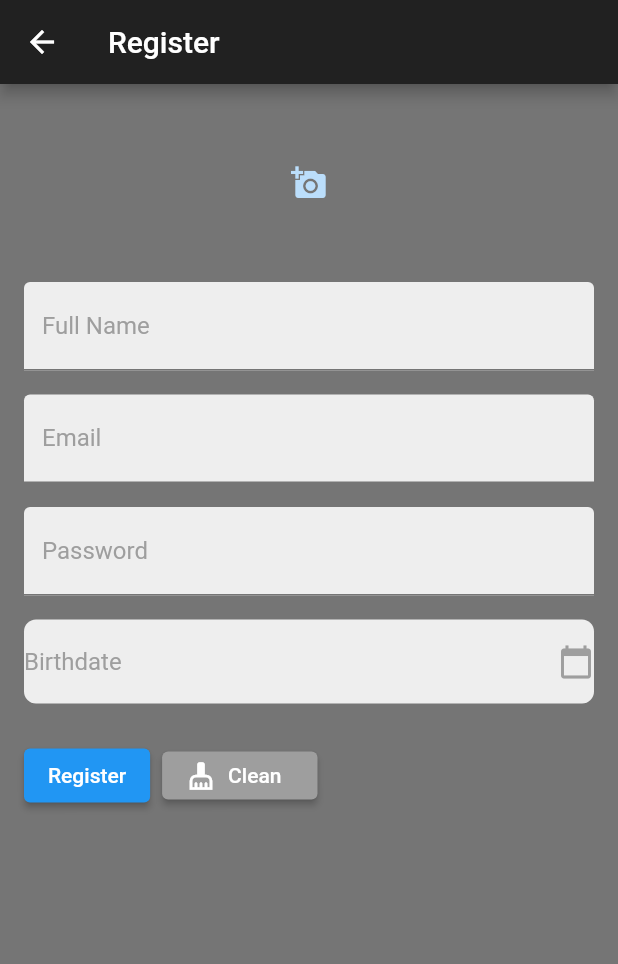
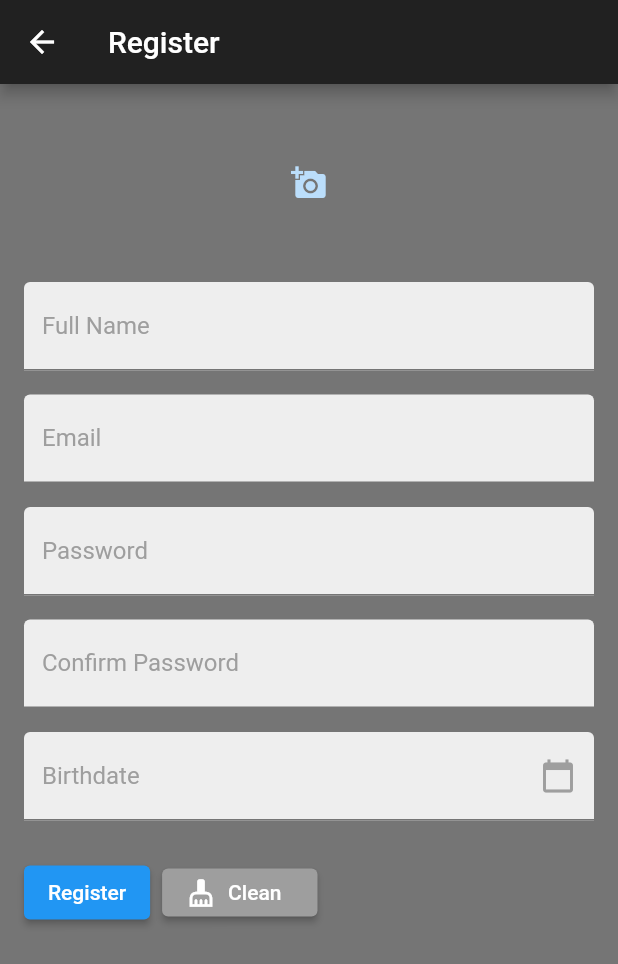
Before and after one commit to Thongek-wpm/flutter_chatgpt_application, a Flutter app: the screen it shows after launch, after a tap on "Login", after a tap on "Clean", after a tap on "REGISTER", on a phone screen of 412 x 824 dp. Shown: the top 964 px of the screen. Run offline on Flutter 3.47's test engine with Material 2 defaults, Android fonts, the phone set to English and light mode, and no system bars; our stand-ins replace image_picker.

Commit message:
registerscreen

```diff
--- a/lib/screens/loginscreen.dart
+++ b/lib/screens/loginscreen.dart
@@ -1,3 +1,5 @@
+// ignore_for_file: library_private_types_in_public_api
+
 import 'package:flutter/material.dart';
 import 'package:flutter_chatgpt_application/screens/registerscreen.dart';
 
@@ -23,7 +25,6 @@ class _LoginScreenState extends State<LoginScreen> {
   void _login() {
     if (_formKey.currentState!.validate()) {
       // ดำเนินการเมื่อปุ่ม Login ถูกกด
-      print('Login successful');
     }
   }
 
@@ -45,8 +46,8 @@ class _LoginScreenState extends State<LoginScreen> {
                 height: 80.0,
               ),
             ),
-            SizedBox(height: 10.0),
-            Text(
+            const SizedBox(height: 10.0),
+            const Text(
               'Welcome to ChatGPT',
               style: TextStyle(
                 color: Colors.white,
@@ -54,15 +55,15 @@ class _LoginScreenState extends State<LoginScreen> {
                 fontWeight: FontWeight.bold,
               ),
             ),
-            SizedBox(height: 20.0),
+            const SizedBox(height: 20.0),
             Form(
               key: _formKey,
               child: Column(
                 children: [
                   Padding(
-                    padding: EdgeInsets.symmetric(horizontal: 35.0),
+                    padding: const EdgeInsets.symmetric(horizontal: 35.0),
                     child: TextFormField(
-                      decoration: InputDecoration(
+                      decoration: const InputDecoration(
                         labelText: 'E-mail',
                         labelStyle: TextStyle(fontSize: 16.0),
                         filled: true,
@@ -83,11 +84,11 @@ class _LoginScreenState extends State<LoginScreen> {
                       },
                     ),
                   ),
-                  SizedBox(height: 10.0),
+                  const SizedBox(height: 10.0),
                   Padding(
-                    padding: EdgeInsets.symmetric(horizontal: 35.0),
+                    padding: const EdgeInsets.symmetric(horizontal: 35.0),
                     child: TextFormField(
-                      decoration: InputDecoration(
+                      decoration: const InputDecoration(
                         labelText: 'Password',
                         labelStyle: TextStyle(fontSize: 16.0),
                         filled: true,
@@ -109,49 +110,49 @@ class _LoginScreenState extends State<LoginScreen> {
                       },
                     ),
                   ),
-                  SizedBox(height: 5.0),
+                  const SizedBox(height: 5.0),
                   Row(
                     mainAxisAlignment: MainAxisAlignment.center,
                     children: [
                       ElevatedButton(
                         style: ButtonStyle(
                           minimumSize:
-                              MaterialStateProperty.all(Size(30.0, 30.0)),
+                              MaterialStateProperty.all(const Size(30.0, 30.0)),
                           backgroundColor: MaterialStateProperty.all(
                             Colors.greenAccent.shade700,
                           ),
                         ),
-                        child: Row(
+                        onPressed: _login,
+                        child: const Row(
                           children: [
                             Icon(
                               Icons.login,
                               size: 20,
                             ),
                             Padding(
-                              padding: const EdgeInsets.all(8.0),
+                              padding: EdgeInsets.all(8.0),
                               child: Text('Login'),
                             ),
                           ],
                         ),
-                        onPressed: _login,
                       ),
                       Padding(
                         padding: const EdgeInsets.all(8.0),
                         child: ElevatedButton(
                           style: ButtonStyle(
                             minimumSize:
-                                MaterialStateProperty.all(Size(30.0, 30.0)),
+                                MaterialStateProperty.all(const Size(30.0, 30.0)),
                             backgroundColor:
                                 MaterialStateProperty.all(Colors.grey),
                           ),
-                          child: Row(
+                          child: const Row(
                             children: [
                               Icon(
                                 Icons.cleaning_services,
                                 size: 20,
                               ),
                               Padding(
-                                padding: const EdgeInsets.all(8.0),
+                                padding: EdgeInsets.all(8.0),
                                 child: Text('Clean'),
                               ),
                             ],
@@ -165,14 +166,14 @@ class _LoginScreenState extends State<LoginScreen> {
                             showDialog(
                               context: context,
                               builder: (context) => AlertDialog(
-                                title: Text('Clean Pressed'),
-                                content: Text('Form data has been cleared.'),
+                                title: const Text('Clean Pressed'),
+                                content: const Text('Form data has been cleared.'),
                                 actions: [
                                   ElevatedButton(
                                     onPressed: () {
                                       Navigator.of(context).pop();
                                     },
-                                    child: Text('OK'),
+                                    child: const Text('OK'),
                                   ),
                                 ],
                               ),
@@ -191,7 +192,7 @@ class _LoginScreenState extends State<LoginScreen> {
                 Row(
                   mainAxisAlignment: MainAxisAlignment.center,
                   children: [
-                    Text(
+                    const Text(
                       'If you don\'t have an account yet:',
                       style: TextStyle(
                         fontWeight: FontWeight.bold,
@@ -208,7 +209,7 @@ class _LoginScreenState extends State<LoginScreen> {
                           ),
                         );
                       },
-                      child: Text(
+                      child: const Text(
                         'REGISTER',
                         style: TextStyle(
                           fontWeight: FontWeight.bold,
@@ -219,8 +220,8 @@ class _LoginScreenState extends State<LoginScreen> {
                 )
               ],
             ),
-            SizedBox(height: 10.0),
-            Text(
+            const SizedBox(height: 10.0),
+            const Text(
               'Or sign in with:',
               style: TextStyle(
                 color: Colors.white,
@@ -229,23 +230,23 @@ class _LoginScreenState extends State<LoginScreen> {
             ),
             ElevatedButton(
               style: ButtonStyle(
-                minimumSize: MaterialStateProperty.all(Size(200.0, 40.0)),
+                minimumSize: MaterialStateProperty.all(const Size(200.0, 40.0)),
                 backgroundColor: MaterialStateProperty.all(Colors.red),
               ),
-              child: Text('sign in with Google'),
+              child: const Text('sign in with Google'),
               onPressed: () {
                 // ดำเนินการเมื่อปุ่ม Google ถูกกด
               },
             ),
-            SizedBox(height: 5.0),
+            const SizedBox(height: 5.0),
             ElevatedButton(
               style: ButtonStyle(
-                minimumSize: MaterialStateProperty.all(Size(200.0, 40.0)),
+                minimumSize: MaterialStateProperty.all(const Size(200.0, 40.0)),
                 backgroundColor: MaterialStateProperty.all(
                   Colors.blue.shade800,
                 ),
               ),
-              child: Text('sign in with Facebook'),
+              child: const Text('sign in with Facebook'),
               onPressed: () {
                 // ดำเนินการเมื่อปุ่ม Facebook ถูกกด
               },
--- a/lib/screens/registerscreen.dart
+++ b/lib/screens/registerscreen.dart
@@ -15,6 +15,7 @@ class _RegisterScreenState extends State<RegisterScreen> {
   TextEditingController _firstNameController = TextEditingController();
   TextEditingController _emailController = TextEditingController();
   TextEditingController _passwordController = TextEditingController();
+  TextEditingController _confirmPasswordController = TextEditingController();
   TextEditingController _birthdateController = TextEditingController();
 
   Future getImage(ImageSource source) async {
@@ -54,12 +55,14 @@ class _RegisterScreenState extends State<RegisterScreen> {
   Widget build(BuildContext context) {
     return Scaffold(
       appBar: AppBar(
-        title: Text('Register'),
+        title: const Text('Register'),
         backgroundColor: Theme.of(context).primaryColor,
       ),
       backgroundColor: Theme.of(context).hintColor,
       body: SingleChildScrollView(
-        padding: EdgeInsets.all(16.0),
+        padding: const EdgeInsets.all(16.0),
+        child: Form(
+          key: _formKey,
           child: Column(
             children: [
               GestureDetector(
@@ -68,20 +71,20 @@ class _RegisterScreenState extends State<RegisterScreen> {
                     context: context,
                     builder: (BuildContext context) {
                       return AlertDialog(
-                      title: Text('Select Image'),
+                        title: const Text('Select Image'),
                         content: SingleChildScrollView(
                           child: ListBody(
                             children: <Widget>[
                               GestureDetector(
-                              child: Text('Gallery'),
+                                child: const Text('Gallery'),
                                 onTap: () {
                                   Navigator.of(context).pop();
                                   getImage(ImageSource.gallery);
                                 },
                               ),
-                            SizedBox(height: 16.0),
+                              const SizedBox(height: 16.0),
                               GestureDetector(
-                              child: Text('Camera'),
+                                child: const Text('Camera'),
                                 onTap: () {
                                   Navigator.of(context).pop();
                                   takePicture();
@@ -97,11 +100,11 @@ class _RegisterScreenState extends State<RegisterScreen> {
                 child: CircleAvatar(
                   radius: 50,
                   backgroundImage: _image != null ? FileImage(_image!) : null,
-                child: _image == null ? Icon(Icons.add_a_photo) : null,
+                  child: _image == null ? const Icon(Icons.add_a_photo) : null,
                   backgroundColor: Colors.transparent,
                 ),
               ),
-            SizedBox(height: 16.0),
+              const SizedBox(height: 16.0),
               SizedBox(
                 width: double.infinity,
                 child: TextFormField(
@@ -110,11 +113,11 @@ class _RegisterScreenState extends State<RegisterScreen> {
                     labelText: 'Full Name',
                     filled: true,
                     fillColor: Colors.grey[200],
-                  labelStyle: TextStyle(color: Colors.grey),
+                    labelStyle: const TextStyle(color: Colors.grey),
                   ),
                 ),
               ),
-            SizedBox(height: 16.0),
+              const SizedBox(height: 16.0),
               SizedBox(
                 width: double.infinity,
                 child: TextFormField(
@@ -123,7 +126,7 @@ class _RegisterScreenState extends State<RegisterScreen> {
                     labelText: 'Email',
                     filled: true,
                     fillColor: Colors.grey[200],
-                  labelStyle: TextStyle(color: Colors.grey),
+                    labelStyle: const TextStyle(color: Colors.grey),
                   ),
                 ),
               ),
@@ -137,12 +140,45 @@ class _RegisterScreenState extends State<RegisterScreen> {
                     labelText: 'Password',
                     filled: true,
                     fillColor: Colors.grey[200],
-                  labelStyle: TextStyle(color: Colors.grey),
+                    labelStyle: const TextStyle(color: Colors.grey),
                   ),
+                  validator: (value) {
+                    if (value != _confirmPasswordController.text) {
+                      return 'Passwords do not match';
+                    }
+                    return null;
+                  },
                 ),
               ),
               SizedBox(height: 16.0),
-            GestureDetector(
+              SizedBox(
+                width: double.infinity,
+                child: TextFormField(
+                  controller: _confirmPasswordController,
+                  obscureText: true,
+                  decoration: InputDecoration(
+                    labelText: 'Confirm Password',
+                    filled: true,
+                    fillColor: Colors.grey[200],
+                    labelStyle: const TextStyle(color: Colors.grey),
+                  ),
+                  onChanged: (value) {
+                    if (_passwordController.text != value) {
+                      setState(() {
+                        _formKey.currentState!.validate();
+                      });
+                    }
+                  },
+                  validator: (value) {
+                    if (value != _passwordController.text) {
+                      return 'Passwords do not match';
+                    }
+                    return null;
+                  },
+                ),
+              ),
+              const SizedBox(height: 16.0),
+              TextFormField(
                 onTap: () async {
                   DateTime? selectedDate = await showDatePicker(
                     context: context,
@@ -158,36 +194,39 @@ class _RegisterScreenState extends State<RegisterScreen> {
                     });
                   }
                 },
-              child: Container(
-                width: double.infinity,
-                padding: EdgeInsets.symmetric(vertical: 16.0),
-                decoration: BoxDecoration(
-                  color: Colors.grey[200],
-                  borderRadius: BorderRadius.circular(8.0),
+                controller: _birthdateController,
+                decoration: InputDecoration(
+                  labelText: 'Birthdate',
+                  filled: true,
+                  fillColor: Colors.grey[200],
+                  labelStyle: const TextStyle(
+                    fontSize: 16.0,
+                    color: Colors.grey,
                   ),
-                child: Row(
-                  mainAxisAlignment: MainAxisAlignment.spaceBetween,
-                  children: [
-                    SizedBox(
-                      width: MediaQuery.of(context).size.width -
-                          100, // ปรับขนาดของ SizedBox เพื่อให้ Text ห่างจาก Icon
-                      child: Text(
-                        'Birthdate',
-                        style: TextStyle(
-                          fontSize: 16.0,
+                  suffixIcon: GestureDetector(
+                    onTap: () async {
+                      DateTime? selectedDate = await showDatePicker(
+                        context: context,
+                        initialDate: DateTime.now(),
+                        firstDate: DateTime.now(),
+                        lastDate: DateTime.now(),
+                      );
+
+                      if (selectedDate != null) {
+                        setState(() {
+                          _birthdateController.text =
+                              selectedDate.toString().split(' ')[0];
+                        });
+                      }
+                    },
+                    child: const Icon(
+                      Icons.calendar_today,
                       color: Colors.grey,
                     ),
                   ),
                 ),
-                    Icon(
-                      Icons.calendar_today,
-                      color: Colors.grey,
               ),
-                  ],
-                ),
-              ),
-            ),
-            SizedBox(height: 16.0),
+              const SizedBox(height: 16.0),
               SizedBox(
                 width: double.infinity,
                 child: Row(
@@ -195,6 +234,7 @@ class _RegisterScreenState extends State<RegisterScreen> {
                   children: [
                     ElevatedButton(
                       onPressed: () {
+                        if (_formKey.currentState!.validate()) {
                           // Perform registration logic here
                           String firstName = _firstNameController.text;
                           String email = _emailController.text;
@@ -208,25 +248,46 @@ class _RegisterScreenState extends State<RegisterScreen> {
                           _emailController.clear();
                           _passwordController.clear();
                           _birthdateController.clear();
+                          _confirmPasswordController.clear();
+                          _image = null;
+
+                          showDialog(
+                            context: context,
+                            builder: (context) => AlertDialog(
+                              title: const Text('Registration Successful'),
+                              content: const Text(
+                                  'You have successfully registered.'),
+                              actions: [
+                                ElevatedButton(
+                                  onPressed: () {
+                                    Navigator.of(context).pop();
                                   },
-                    child: Text('Register'),
+                                  child: const Text('OK'),
+                                ),
+                              ],
+                            ),
+                          );
+                        }
+                      },
+                      child: const Text('Register'),
                     ),
                     Padding(
                       padding: const EdgeInsets.all(8.0),
                       child: ElevatedButton(
                         style: ButtonStyle(
                           minimumSize:
-                            MaterialStateProperty.all(Size(30.0, 30.0)),
-                        backgroundColor: MaterialStateProperty.all(Colors.grey),
+                              MaterialStateProperty.all(const Size(30.0, 30.0)),
+                          backgroundColor:
+                              MaterialStateProperty.all(Colors.grey),
                         ),
-                      child: Row(
+                        child: const Row(
                           children: [
                             Icon(
                               Icons.cleaning_services,
                               size: 20,
                             ),
                             Padding(
-                            padding: const EdgeInsets.all(8.0),
+                              padding: EdgeInsets.all(8.0),
                               child: Text('Clean'),
                             ),
                           ],
@@ -240,19 +301,22 @@ class _RegisterScreenState extends State<RegisterScreen> {
                             _emailController.clear();
                             _passwordController.clear();
                             _birthdateController.clear();
+                            _confirmPasswordController.clear();
+                            _image = null;
                           });
 
                           showDialog(
                             context: context,
                             builder: (context) => AlertDialog(
-                            title: Text('Clean Pressed'),
-                            content: Text('Form data has been cleared.'),
+                              title: const Text('Clean Pressed'),
+                              content:
+                                  const Text('Form data has been cleared.'),
                               actions: [
                                 ElevatedButton(
                                   onPressed: () {
                                     Navigator.of(context).pop();
                                   },
-                                child: Text('OK'),
+                                  child: const Text('OK'),
                                 ),
                               ],
                             ),
@@ -266,6 +330,7 @@ class _RegisterScreenState extends State<RegisterScreen> {
             ],
           ),
         ),
+      ),
     );
   }
 }
```
Also changed, not shown: 1 other file. Lines whose indentation alone changed are shown as unchanged.
